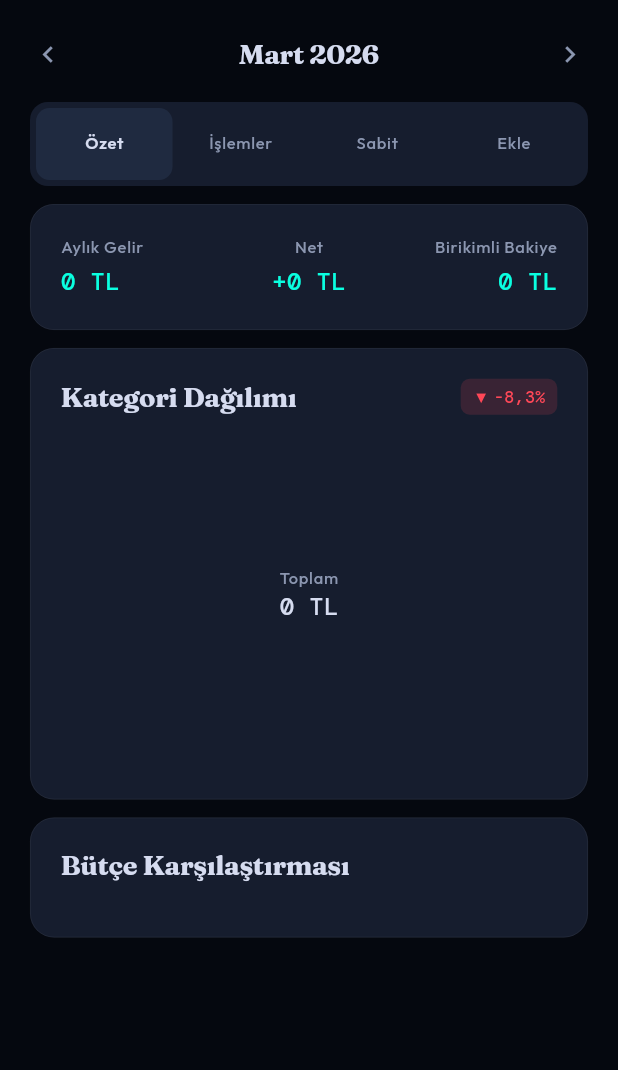
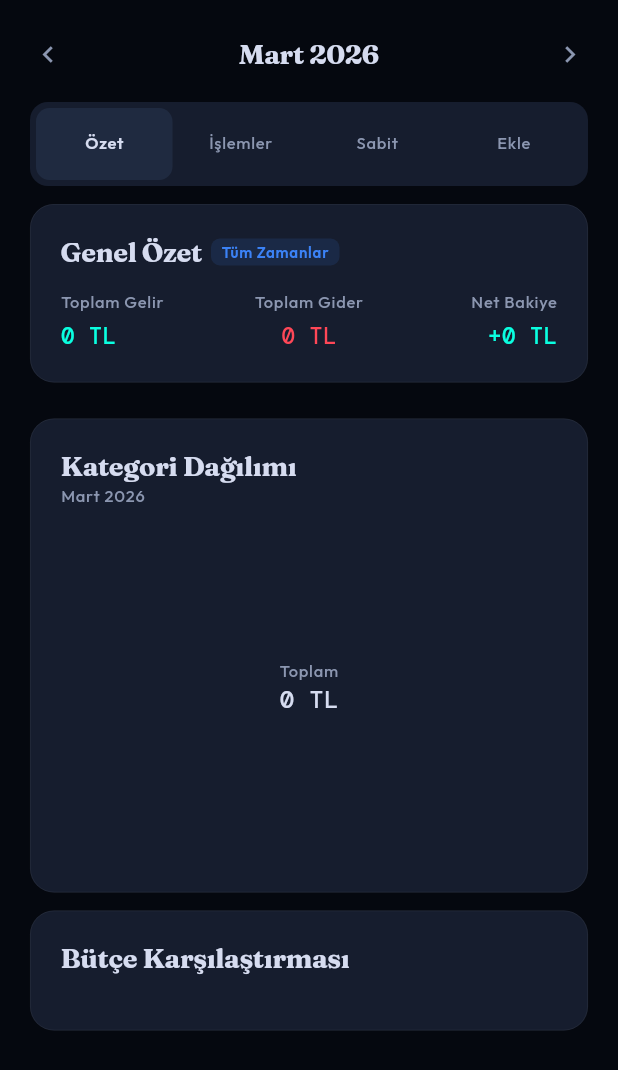
Before and after one commit to EmreMecf/liqra, a Flutter app: the SpendingScreen screen opened directly, after a tap on the "chevron left" icon, on a phone screen of 412 x 824 dp. Shown: the top 1070 px of the screen. Run offline on Flutter 3.47's test engine with Material 3 defaults, Android fonts, the phone set to English and light mode, and no system bars; drawn by our look-alikes of fl_chart, flutter_animate; our stand-ins replace cloud_firestore, dio, file_picker, firebase_analytics, firebase_auth, firebase_core and 12 more; accounts and stored records are empty; network calls fail.

Commit message:
fix: Özet kartı tüm zamanları gösterir, işlemler ay filtresine devam eder
- AppProvider'a totalIncomeAllTime + totalExpenseAllTime getter eklendi
- _SummaryTab üst kartı: "Genel Özet · Tüm Zamanlar" — ay seçiminden bağımsız
  (Toplam Gelir / Toplam Gider / Net Bakiye)
- Kategori pasta grafiği + bütçe karşılaştırması: seçili aya ait kalmaya devam eder
- Pasta grafik başlığına seçili ay etiketi eklendi
- İşlemler sekmesi: ay filtresi değişmedi

Co-Authored-By: Claude Sonnet 4.6 <noreply@anthropic.com>

```diff
--- a/lib/data/providers/app_provider.dart
+++ b/lib/data/providers/app_provider.dart
@@ -335,6 +335,14 @@ class AppProvider extends ChangeNotifier {
   double get totalBalance =>
       _transactions.fold(0.0, (acc, t) => acc + (t.isIncome ? t.amount : -t.amount));
 
+  /// Tüm zamanların toplam geliri
+  double get totalIncomeAllTime =>
+      _transactions.where((t) => t.isIncome).fold(0.0, (acc, t) => acc + t.amount);
+
+  /// Tüm zamanların toplam gideri
+  double get totalExpenseAllTime =>
+      _transactions.where((t) => t.isExpense).fold(0.0, (acc, t) => acc + t.amount);
+
   // ── Sabit Kalemler ──────────────────────────────────────────────────────────
 
   void addRecurringItem(RecurringItemModel item) {
--- a/lib/presentation/spending/spending_screen.dart
+++ b/lib/presentation/spending/spending_screen.dart
@@ -166,62 +166,86 @@ class _SummaryTab extends StatelessWidget {
         final month = selectedMonth.month;
         final byCategory  = provider.expensesByCategoryForMonth(year, month);
         final totalExpense = provider.expensesForMonth(year, month);
-        final totalIncome  = provider.incomeForMonth(year, month);
         final entries = byCategory.entries.toList()
           ..sort((a, b) => b.value.compareTo(a.value));
 
-        final netMonth   = totalIncome - totalExpense;
+        // Özet kart: tüm zamanlara ait toplamlar (ay filtresinden bağımsız)
+        final allIncome   = provider.totalIncomeAllTime;
+        final allExpense  = provider.totalExpenseAllTime;
         final totalBalance = provider.totalBalance;
 
         return ListView(
           padding: const EdgeInsets.symmetric(horizontal: 20),
           children: [
-            // Birikimli bakiye + aylık özet
+            // ── Genel Özet Kartı (tüm zamanlar) ──────────────────────────────
             AppCard(
-              child: Row(
+              child: Column(
+                crossAxisAlignment: CrossAxisAlignment.start,
                 children: [
+                  Row(
+                    children: [
+                      Text('Genel Özet', style: AppTypography.headlineS),
+                      const SizedBox(width: 6),
+                      Container(
+                        padding: const EdgeInsets.symmetric(horizontal: 7, vertical: 2),
+                        decoration: BoxDecoration(
+                          color: AppColors.accentBlue.withOpacity(0.12),
+                          borderRadius: BorderRadius.circular(6),
+                        ),
+                        child: Text('Tüm Zamanlar',
+                          style: AppTypography.labelS.copyWith(
+                            color: AppColors.accentBlue, fontSize: 10, fontWeight: FontWeight.w600)),
+                      ),
+                    ],
+                  ),
+                  const SizedBox(height: 14),
+                  Row(
+                    children: [
+                      // Toplam Gelir
                       Expanded(
                         child: Column(
                           crossAxisAlignment: CrossAxisAlignment.start,
                           children: [
-                        Text('Aylık Gelir', style: AppTypography.labelS),
+                            Text('Toplam Gelir', style: AppTypography.labelS),
                             const SizedBox(height: 4),
                             Text(
-                          Formatters.currency(totalIncome),
+                              Formatters.currency(allIncome),
                               style: GoogleFonts.dmMono(
-                            fontSize: 16, fontWeight: FontWeight.w600,
+                                fontSize: 15, fontWeight: FontWeight.w600,
                                 color: AppColors.accentGreen,
                               ),
                             ),
                           ],
                         ),
                       ),
+                      // Toplam Gider
                       Expanded(
                         child: Column(
                           crossAxisAlignment: CrossAxisAlignment.center,
                           children: [
-                        Text('Net', style: AppTypography.labelS),
+                            Text('Toplam Gider', style: AppTypography.labelS),
                             const SizedBox(height: 4),
                             Text(
-                          '${netMonth >= 0 ? "+" : ""}${Formatters.currency(netMonth)}',
+                              Formatters.currency(allExpense),
                               style: GoogleFonts.dmMono(
-                            fontSize: 16, fontWeight: FontWeight.w600,
-                            color: netMonth >= 0 ? AppColors.accentGreen : AppColors.accentRed,
+                                fontSize: 15, fontWeight: FontWeight.w600,
+                                color: AppColors.accentRed,
                               ),
                             ),
                           ],
                         ),
                       ),
+                      // Net Bakiye
                       Expanded(
                         child: Column(
                           crossAxisAlignment: CrossAxisAlignment.end,
                           children: [
-                        Text('Birikimli Bakiye', style: AppTypography.labelS),
+                            Text('Net Bakiye', style: AppTypography.labelS),
                             const SizedBox(height: 4),
                             Text(
-                          Formatters.currency(totalBalance),
+                              '${totalBalance >= 0 ? "+" : ""}${Formatters.currency(totalBalance)}',
                               style: GoogleFonts.dmMono(
-                            fontSize: 16, fontWeight: FontWeight.w600,
+                                fontSize: 15, fontWeight: FontWeight.w600,
                                 color: totalBalance >= 0 ? AppColors.accentGreen : AppColors.accentRed,
                               ),
                             ),
@@ -230,18 +254,31 @@ class _SummaryTab extends StatelessWidget {
                       ),
                     ],
                   ),
+                ],
+              ),
             ).animate().fadeIn(duration: 300.ms),
             const SizedBox(height: 12),
 
-            // Donut grafik
+            const SizedBox(height: 12),
+            // ── Aylık Kategori Dağılımı (seçili ay) ──────────────────────────
             AppCard(
               child: Column(
                 children: [
                   Row(
                     children: [
+                      Expanded(
+                        child: Column(
+                          crossAxisAlignment: CrossAxisAlignment.start,
+                          children: [
                             Text('Kategori Dağılımı', style: AppTypography.headlineS),
-                      const Spacer(),
-                      DeltaChip(value: -8.3), // Geçen aya göre
+                            Text(
+                              Formatters.monthYear(selectedMonth),
+                              style: AppTypography.labelS.copyWith(
+                                color: AppColors.textSecondary, fontSize: 11),
+                            ),
+                          ],
+                        ),
+                      ),
                     ],
                   ),
                   const SizedBox(height: 20),
```
Lines whose indentation alone changed are shown as unchanged.
